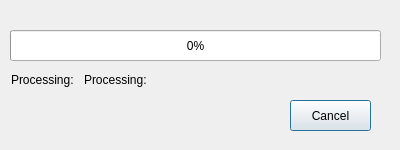
Above: dialog.ui from devlovers-id/sapulatar-qt before the change. Below: the same form after it.
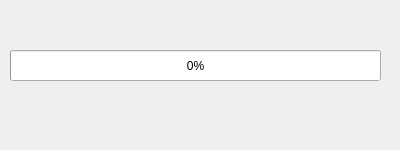
That is the form after the change. Icons and pictures are not drawn.

```diff
--- a/dialog.ui
+++ b/dialog.ui
@@ -41,7 +41,7 @@
    <property name="geometry">
     <rect>
      <x>10</x>
-     <y>30</y>
+     <y>50</y>
      <width>371</width>
      <height>31</height>
     </rect>
@@ -50,43 +50,17 @@
     <number>0</number>
    </property>
   </widget>
-  <widget class="QPushButton" name="btn_cancel">
-   <property name="geometry">
-    <rect>
-     <x>290</x>
-     <y>100</y>
-     <width>81</width>
-     <height>31</height>
-    </rect>
-   </property>
-   <property name="text">
-    <string>Cancel</string>
-   </property>
-  </widget>
-  <widget class="QLabel" name="label">
-   <property name="geometry">
-    <rect>
-     <x>11</x>
-     <y>71</y>
-     <width>67</width>
-     <height>17</height>
-    </rect>
-   </property>
-   <property name="text">
-    <string>Processing:</string>
-   </property>
-  </widget>
   <widget class="QLabel" name="currentFile">
    <property name="geometry">
     <rect>
-     <x>84</x>
-     <y>71</y>
-     <width>291</width>
-     <height>17</height>
+     <x>14</x>
+     <y>91</y>
+     <width>361</width>
+     <height>20</height>
     </rect>
    </property>
    <property name="text">
-    <string>Processing:</string>
+    <string/>
    </property>
   </widget>
  </widget>
```
Left out of the diff: 6 changed lines with no effect on the pictures.
